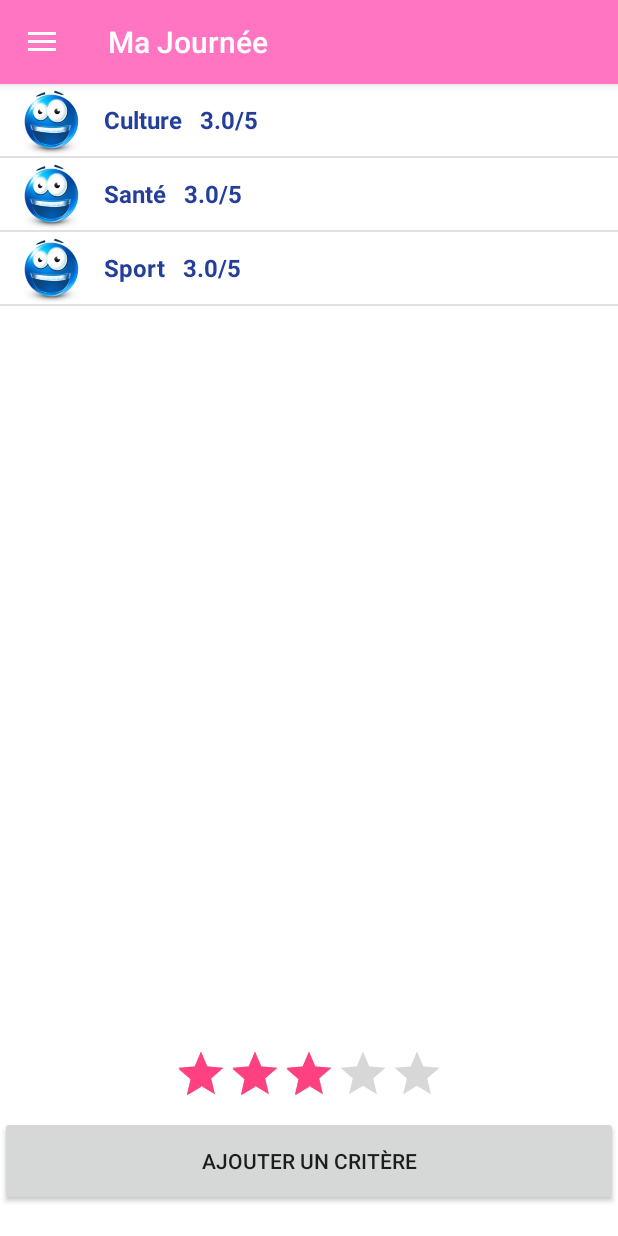
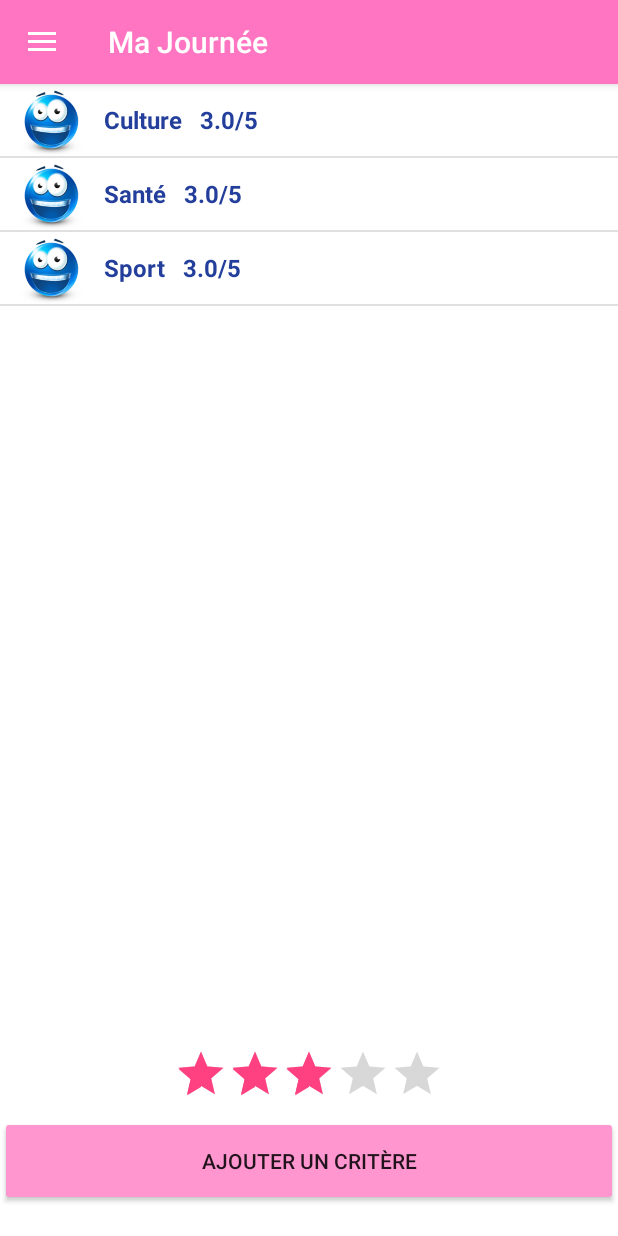
Before and after one commit to CASMAKOUAOUCI/NoteMyDay, an Android app: the screen it shows after launch (MainActivity), on a phone screen of 412 x 824 dp. Run offline under Robolectric (Android 15) with nearby library versions, the phone set to English and light mode, and no system bars.

Commit message:
change color text and background button

```diff
--- a/app/src/main/java/univ8/notemyday/Activity/SplashscreenActivity.java
+++ b/app/src/main/java/univ8/notemyday/Activity/SplashscreenActivity.java
@@ -27,7 +27,7 @@ public class SplashscreenActivity extends Activity {
                         startActivity(new Intent(SplashscreenActivity.this, MainActivity.class));
                         finish();
                     }
-                }, secondsDelayed * 5000);
+                }, secondsDelayed * 6000);
 
                 splashLoaded = true;
             }
--- a/app/src/main/res/layout/fragment_myday.xml
+++ b/app/src/main/res/layout/fragment_myday.xml
@@ -31,6 +31,7 @@
         android:layout_alignParentEnd="true"
         android:layout_centerHorizontal="true"
         android:id="@+id/fragment_myday_addCriteriadayButton"
+        android:backgroundTint="@color/colorButton"
         android:layout_marginBottom="20dp" />
 
 </RelativeLayout>
--- a/app/src/main/res/layout/nav_header_main.xml
+++ b/app/src/main/res/layout/nav_header_main.xml
@@ -22,6 +22,7 @@
         android:layout_width="match_parent"
         android:layout_height="wrap_content"
         android:text="Noter ma journée"
+        android:textColor="@color/text_color"
         android:textStyle="bold"
         android:textSize="22dp"
         android:textAppearance="@style/TextAppearance.AppCompat.Body1" />
--- a/app/src/main/res/values/colors.xml
+++ b/app/src/main/res/values/colors.xml
@@ -4,6 +4,8 @@
     <color name="colorPrimaryDark">#ff75c1</color>
     <color name="colorAccent">#FF4081</color>
     <color name="colorBackgroundFragment">#ffffff</color>
+    <color name="colorButton">#ff96d0</color>
+    <color name="text_color">#101010</color>
 
     <color name="black_overlay">#66000000
     </color><!-- Ajouter une couleur pour le backgroud des fragments-->
```
Also changed, not shown: app/src/main/res/drawable-v21/background.png (added), app/src/main/res/drawable-v21/background2.png (added).
